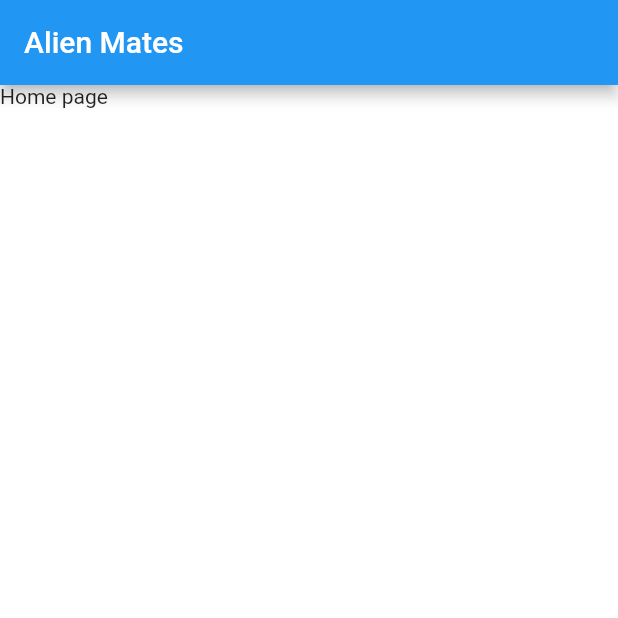
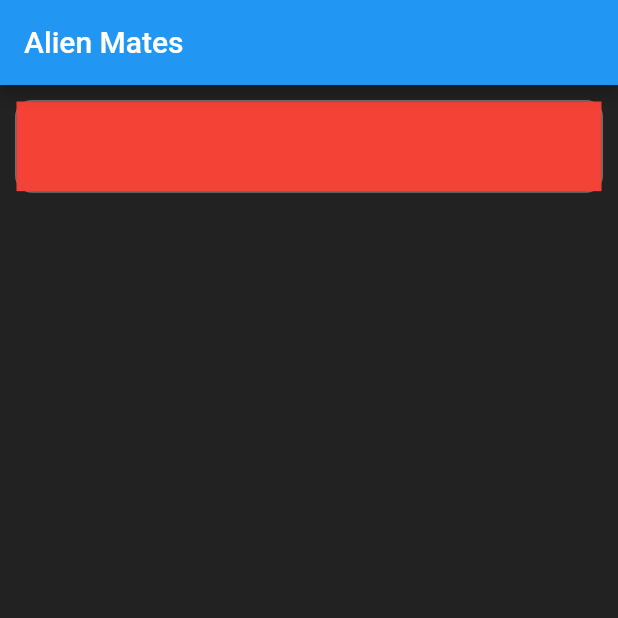
Before and after one commit to onyxclubpride/alien_mates_flutter, a Flutter app: the screen it shows after launch, on a phone screen of 412 x 824 dp, the top half of it. Run offline on Flutter 3.47's test engine with Material 2 defaults, Android fonts, the phone set to English and light mode, and no system bars; our stand-ins replace auto_size_text, flutter_screenutil, redux.

Commit message:
Edit banner

```diff
--- a/lib/presentation/pages/home_page.dart
+++ b/lib/presentation/pages/home_page.dart
@@ -1,11 +1,18 @@
 import 'package:flutter/material.dart';
-import 'package:smart_house_flutter/presentation/layout/default_body.dart';
+import 'package:smart_house_flutter/presentation/template/base/template.dart';
 
 class HomePage extends StatelessWidget {
   const HomePage({Key? key}) : super(key: key);
 
   @override
   Widget build(BuildContext context) {
-    return DefaultBody(child: const Text('Home page'));
+    return DefaultBody(child: Column(
+      children: [
+        DefaultBanner(child: Container(
+          color: Colors.red,
+        ),)
+        ],
+        )
+      );
   }
 }
--- a/lib/presentation/template/base/theme_color.dart
+++ b/lib/presentation/template/base/theme_color.dart
@@ -5,22 +5,22 @@ class ThemeColors {
   static const transparent = Color(0x00000000);
 
   //Bg
-  static const bgDark = Color(0x00222222);
-  static const bgLight = Color(0x00F3F3F3);
+  static const bgDark = Color(0xFF222222);
+  static const bgLight = Color(0xFFF3F3F3);
 
   //Border
-  static const borderDark = Color(0x00707070);
-  static const borderLight = Color(0x00222222);
+  static const borderDark = Color(0xFF707070);
+  static const borderLight = Color(0xFF222222);
 
   //Component bg
-  static const componentBgDark = Color(0x00484848);
-  static const componentBgLight = Color(0x00FFFFFF);
+  static const componentBgDark = Color(0xFF484848);
+  static const componentBgLight = Color(0xFFFFFFFF);
 
   //Yellow
-  static const yellow = Color(0x00EBFF00);
+  static const yellow = Color(0xFFEBFF00);
 
   //Font Color
-  static const fontDark = Color(0x00FFFFFF);
-  static const fontLight = Color(0x00222222);
+  static const fontDark = Color(0xFFFFFFFF);
+  static const fontLight = Color(0xFF222222);
 
 }
--- a/lib/presentation/widgets/banner.dart
+++ b/lib/presentation/widgets/banner.dart
@@ -1,17 +1,25 @@
 import 'package:smart_house_flutter/presentation/template/base/template.dart';
 
 class DefaultBanner extends StatelessWidget {
-  const DefaultBanner({ Key? key }) : super(key: key);
+
+  Widget? child;
+  DefaultBanner({ this.child});
 
   @override
   Widget build(BuildContext context) {
-    return Center(
-      child: Container(
-        margin: const EdgeInsets.all(10.0),
-        color: Colors.amber[600],
-        width: 48.w,
-        height: 48.h,
+    return Container(
+      child: Center(child: child),
+        decoration: BoxDecoration(
+        borderRadius:BorderRadius.circular(10.r),
+        color: ThemeColors.componentBgDark,
+        border: Border.all(
+          color: ThemeColors.borderDark
+        )
       ),
+
+      margin: const EdgeInsets.all(10.0),
+      width: 360.w,
+      height: 48.h,
     );
   }
 }
```
Also changed, not shown: 1 other file.
